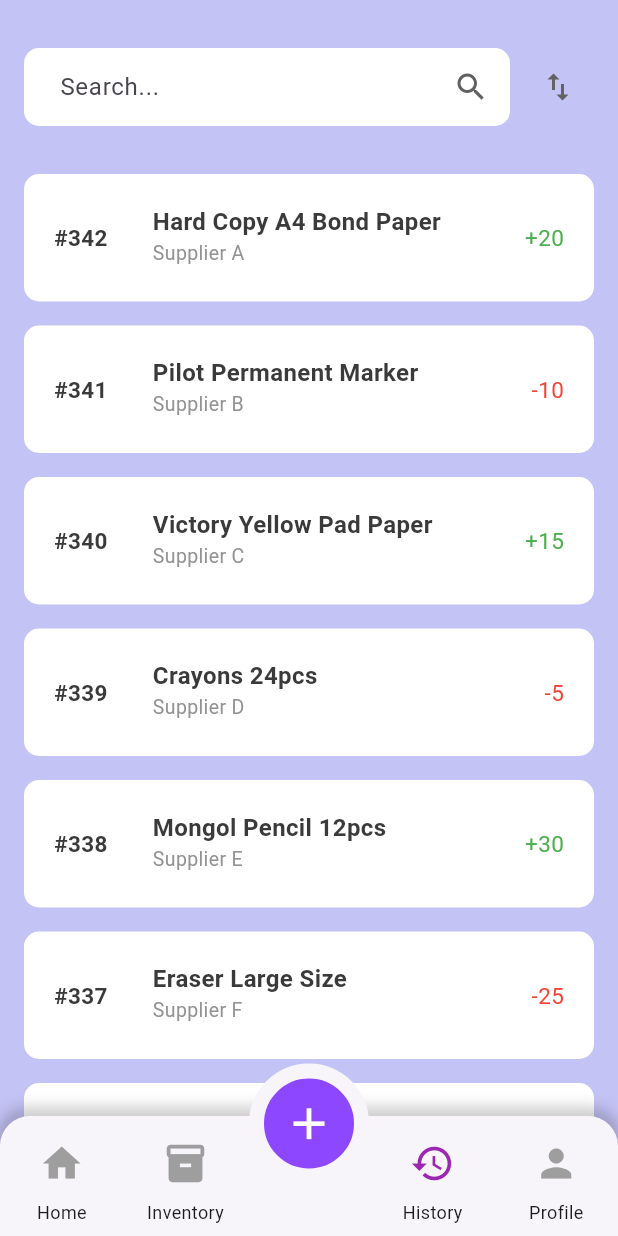
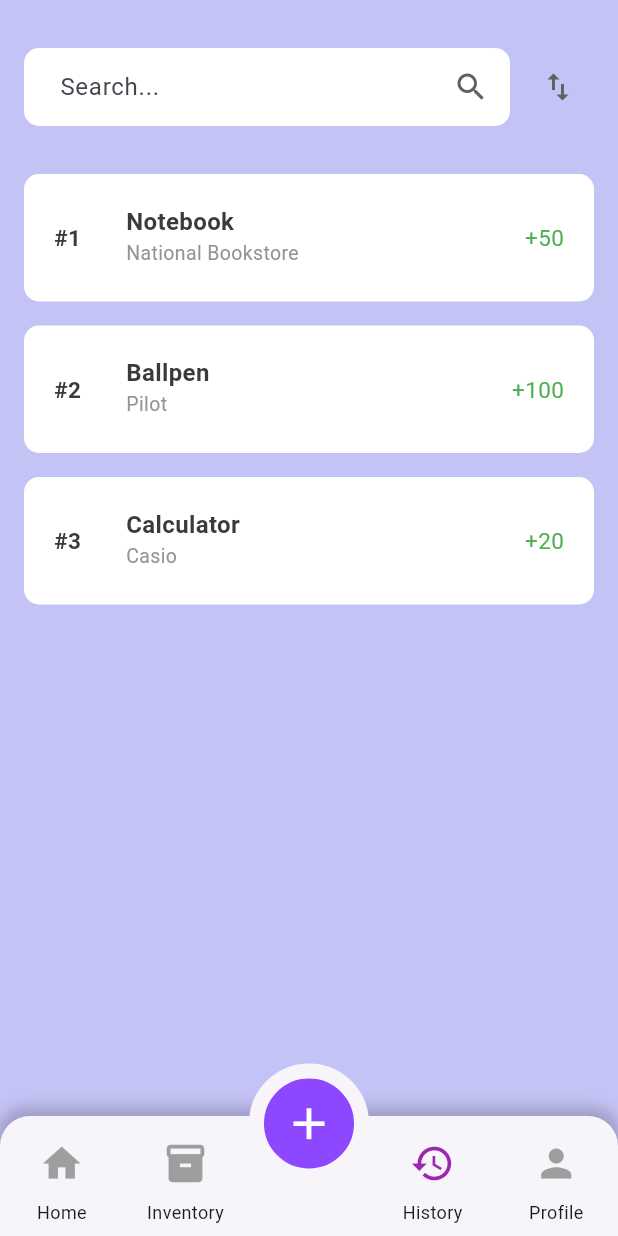
Before and after one commit to RandelYumul/sKEEP, a Flutter app: the HistoryPage screen opened directly, on a phone screen of 412 x 824 dp. Run offline on Flutter 3.47's test engine with Material 3 defaults, Android fonts, the phone set to English and light mode, and no system bars; our stand-ins replace image_picker.

Commit message:
- Created transaction class in lib/entity - Added directory for transactions in storage.dart - Added transactions storage to history page and main.dart

```diff
--- a/skeep/lib/database/storage.dart
+++ b/skeep/lib/database/storage.dart
@@ -2,11 +2,17 @@ import 'dart:convert';
 import 'dart:io';
 import 'package:path_provider/path_provider.dart';
 import '../entity/product.dart';
+import '../entity/transaction.dart';
 
 class Storage {
   static Future<File> _getFile() async {
     final dir = await getApplicationDocumentsDirectory();
     return File('${dir.path}/products.json');
+  }
+
+  static Future<File> _getTransactionFile() async {
+    final dir = await getApplicationDocumentsDirectory();
+    return File('${dir.path}/transactions.json');
   }
 
   /// Default seed products (first run) with asset images
@@ -19,6 +25,7 @@ class Storage {
       quantity: 50,
       price: 25.00,
       imagePath: 'lib/assets/image_placeholder.png',
+      quantityChange: 50,
     ),
     Product(
       id: '2',
@@ -28,6 +35,7 @@ class Storage {
       quantity: 100,
       price: 12.50,
       imagePath: 'lib/assets/image_placeholder.png',
+      quantityChange: 100,
     ),
     Product(
       id: '3',
@@ -37,6 +45,29 @@ class Storage {
       quantity: 20,
       price: 450.00,
       imagePath: 'lib/assets/image_placeholder.png',
+      quantityChange: 20,
+    ),
+  ];
+
+  /// Default seed products (first run) with asset images
+  static List<Transaction> defaultTransactions = [
+    Transaction(
+      id: '1',
+      name: 'Notebook',
+      supplier: 'National Bookstore',
+      quantityChange: 50,
+    ),
+    Transaction(
+      id: '2',
+      name: 'Ballpen',
+      supplier: 'Pilot',
+      quantityChange: 100,
+    ),
+    Transaction(
+      id: '3',
+      name: 'Calculator',
+      supplier: 'Casio',
+      quantityChange: 20,
     ),
   ];
 
@@ -57,10 +88,32 @@ class Storage {
     return jsonList.map((j) => Product.fromJson(j)).toList();
   }
 
-  /// Save updated product list
+  static Future<List<Transaction>> loadTransactions() async {
+    final file = await _getTransactionFile();
+
+    if (!await file.exists()) {
+      // first run → write defaults into storage
+      final jsonList = defaultTransactions.map((p) => p.toJson()).toList();
+      await file.writeAsString(jsonEncode(jsonList));
+      return defaultTransactions;
+    }
+
+    // file already exists → load normally
+    final content = await file.readAsString();
+    final List<dynamic> jsonList = jsonDecode(content);
+    return jsonList.map((j) => Transaction.fromJson(j)).toList();
+  }
+
+  /// Save updated product and transaction list
   static Future<void> saveProducts(List<Product> products) async {
     final file = await _getFile();
     final jsonList = products.map((p) => p.toJson()).toList();
     await file.writeAsString(jsonEncode(jsonList));
   }
+
+  static Future<void> saveTransactions(List<Transaction> transactions) async {
+    final file = await _getTransactionFile();
+    final jsonList = transactions.map((p) => p.toJson()).toList();
+    await file.writeAsString(jsonEncode(jsonList));
+  }
 }
--- a/skeep/lib/entity/product.dart
+++ b/skeep/lib/entity/product.dart
@@ -6,6 +6,7 @@ class Product {
   int quantity;
   double price;
   String imagePath;
+  int quantityChange; // default to 0 if not provided
 
   Product({
     required this.id,
@@ -15,6 +16,7 @@ class Product {
     required this.quantity,
     required this.price,
     required this.imagePath,
+    this.quantityChange = 0,
   });
 
   Map<String, dynamic> toJson() => {
@@ -25,6 +27,7 @@ class Product {
         'quantity': quantity,
         'price': price,
         'imagePath': imagePath,
+        'quantityChange': quantityChange,
       };
 
   factory Product.fromJson(Map<String, dynamic> json) => Product(
--- /dev/null
+++ b/skeep/lib/entity/transaction.dart
@@ -0,0 +1,27 @@
+class Transaction {
+  String id;
+  String name;
+  String supplier;
+  int quantityChange; // default to 0 if not provided
+
+  Transaction({
+    required this.id,
+    required this.name,
+    required this.supplier,
+    required this.quantityChange,
+  });
+
+  Map<String, dynamic> toJson() => {
+        'id': id,
+        'name': name,
+        'supplier': supplier,
+        'quantityChange': quantityChange,
+      };
+
+  factory Transaction.fromJson(Map<String, dynamic> json) => Transaction(
+        id: json['id'],
+        name: json['name'],
+        supplier: json['supplier'],
+        quantityChange: json['quantityChange'],
+      );
+}
--- a/skeep/lib/pages/history_page.dart
+++ b/skeep/lib/pages/history_page.dart
@@ -3,6 +3,9 @@ import 'package:skeep/pages/widgets/bottom_nav.dart';
 import 'package:skeep/pages/widgets/item_history.dart';
 import 'package:skeep/pages/widgets/search_bar.dart';
 import 'package:skeep/pages/widgets/sort_icon.dart';
+import '../entity/product.dart';
+import '../entity/transaction.dart';
+import '../database/storage.dart';
 
 class HistoryPage extends StatefulWidget {
   const HistoryPage({super.key});
@@ -13,111 +16,49 @@ class HistoryPage extends StatefulWidget {
 
 class _HistoryPageState extends State<HistoryPage> {
   final TextEditingController _searchController = TextEditingController();
+  // List of inventory items
+  List<Transaction> itemInventory = [];
 
-  // Item History Data
-  List<Map<String, dynamic>> itemHistory = [
-    {
-      'transactionNum': '342',
-      'productName': 'Hard Copy A4 Bond Paper',
-      'supplier': 'Supplier A',
-      'quantityChange': 20,
-    },
-    {
-      'transactionNum': '341',
-      'productName': 'Pilot Permanent Marker',
-      'supplier': 'Supplier B',
-      'quantityChange': -10,
-    },
-    {
-      'transactionNum': '340',
-      'productName': 'Victory Yellow Pad Paper',
-      'supplier': 'Supplier C',
-      'quantityChange': 15,
-    },
-    {
-      'transactionNum': '339',
-      'productName': 'Crayons 24pcs',
-      'supplier': 'Supplier D',
-      'quantityChange': -5,
-    },
-    {
-      'transactionNum': '338',
-      'productName': 'Mongol Pencil 12pcs',
-      'supplier': 'Supplier E',
-      'quantityChange': 30,
-    },
-    {
-      'transactionNum': '337',
-      'productName': 'Eraser Large Size',
-      'supplier': 'Supplier F',
-      'quantityChange': -25,
-    },
-    {
-      'transactionNum': '336',
-      'productName': 'Stapler',
-      'supplier': 'Supplier G',
-      'quantityChange': 12,
-    },
-    {
-      'transactionNum': '335',
-      'productName': 'Glue Stick',
-      'supplier': 'Supplier H',
-      'quantityChange': -8,
-    },
-    {
-      'transactionNum': '334',
-      'productName': 'Colored Pencils 12pcs',
-      'supplier': 'Supplier I',
-      'quantityChange': 18,
-    },
-    {
-      'transactionNum': '333',
-      'productName': 'Highlighter Set',
-      'supplier': 'Supplier J',
-      'quantityChange': -6,
-    },
-    {
-      'transactionNum': '332',
-      'productName': 'Whiteboard Markers',
-      'supplier': 'Supplier K',
-      'quantityChange': 22,
-    },
-    {
-      'transactionNum': '331',
-      'productName': 'Notebook A5',
-      'supplier': 'Supplier L',
-      'quantityChange': -14,
-    },
-  ];
+  // List of items currently displayed (filtered/sorted)
+  List<Transaction> displayedTransactions = [];
 
-  List<Map<String, dynamic>> filteredHistory = [];
-
+  // Called when the widget is first created
   @override
   void initState() {
     super.initState();
-    filteredHistory = itemHistory; // show all items initially
+    loadData(); // Load products from storage
+    displayedTransactions = List.from(itemInventory); // Initialize displayed items
   }
 
+  // Loads products from persistent storage (file/database)
+  Future<void> loadData() async {
+    final list = await Storage.loadTransactions(); // Get products from Storage
+    setState(() => itemInventory = list); // Update UI with loaded products
+  }
+
+  // List of filtered history items
+  List<Transaction> filteredHistory = [];
+
+  // Filter history based on search query
   void _filterHistory(String query) {
+    final results = itemInventory.where((item) {
+      final name = item.name.toString().toLowerCase();
+      final supplier = item.supplier.toString().toLowerCase();
+      final id = item.id.toString().toLowerCase();
+      return name.contains(query.toLowerCase()) || supplier.contains(query.toLowerCase()) || id.contains(query.toLowerCase());
+    }).toList();
+
     setState(() {
-      filteredHistory = itemHistory.where((item) {
-        final productName = item['productName'].toString().toLowerCase();
-        final supplier = item['supplier'].toString().toLowerCase();
-        final transactionNum = item['transactionNum'].toString().toLowerCase();
-        final searchLower = query.toLowerCase();
-
-        return productName.contains(searchLower) ||
-            supplier.contains(searchLower) ||
-            transactionNum.contains(searchLower);
-      }).toList();
+      displayedTransactions = results;
     });
   }
 
+  // Sort history by transaction number
   void _sortHistory(bool isAscending) {
     setState(() {
       filteredHistory.sort((a, b) {
-        final numA = int.parse(a['transactionNum']);
-        final numB = int.parse(b['transactionNum']);
+        final numA = int.parse(a.id);
+        final numB = int.parse(b.id);
         return isAscending ? numA.compareTo(numB) : numB.compareTo(numA);
       });
     });
@@ -125,6 +66,9 @@ class _HistoryPageState extends State<HistoryPage> {
 
   @override
   Widget build(BuildContext context) {
+    setState(() {
+      filteredHistory = List.from(itemInventory);
+    });
     return Scaffold(
       extendBody: true,
 
@@ -160,11 +104,12 @@ class _HistoryPageState extends State<HistoryPage> {
               child: ListView.builder(
                 itemCount: filteredHistory.length,
                 itemBuilder: (context, index) {
+                  final p = filteredHistory[index];
                   return ItemHistory(
-                    transactionNum: filteredHistory[index]['transactionNum'],
-                    productName: filteredHistory[index]['productName'],
-                    supplier: filteredHistory[index]['supplier'],
-                    quantityChange: filteredHistory[index]['quantityChange'],
+                    transactionNum: p.id,
+                    productName: p.name,
+                    supplier: p.supplier,
+                    quantityChange: p.quantityChange,
                   );
                 },
               ),
--- a/skeep/lib/pages/inventory_page.dart
+++ b/skeep/lib/pages/inventory_page.dart
@@ -19,7 +19,7 @@ class _InventoryPageState extends State<InventoryPage> { // Show all items when
   // Index for selected sort/filter option
   int selectedIndex = 0;
 
-  // List of inventory items (mock data)
+  // List of inventory items
   List<Product> itemInventory = [];
 
   // Called when the widget is first created
```
Also changed, not shown: skeep/lib/main.dart (+6 -2 lines), skeep/lib/pages/add_page.dart (+57 -0 lines), skeep/lib/pages/widgets/sort_icon.dart (+1 -6 lines).
